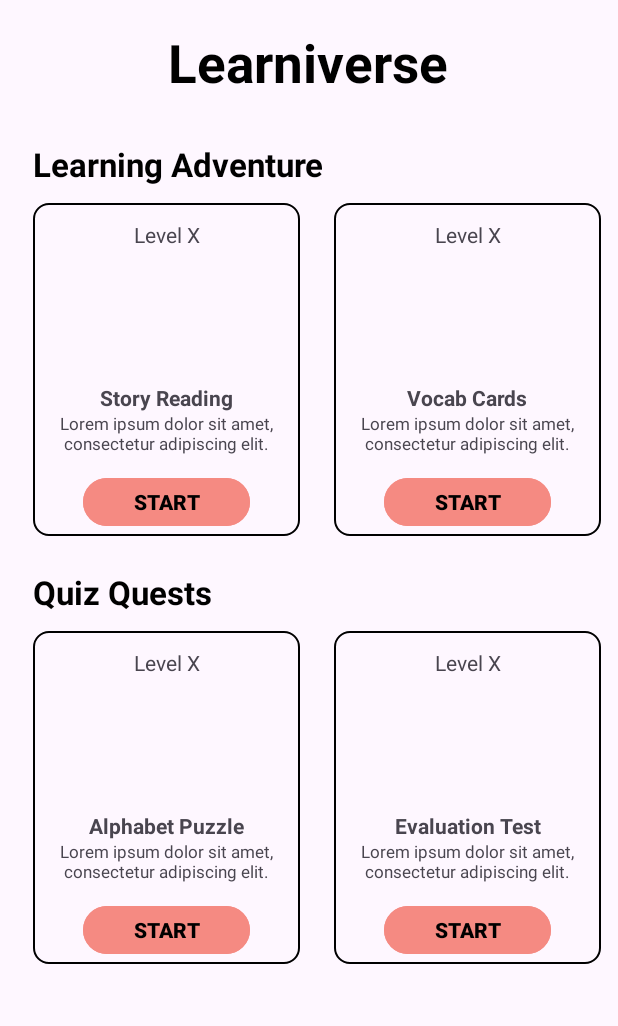
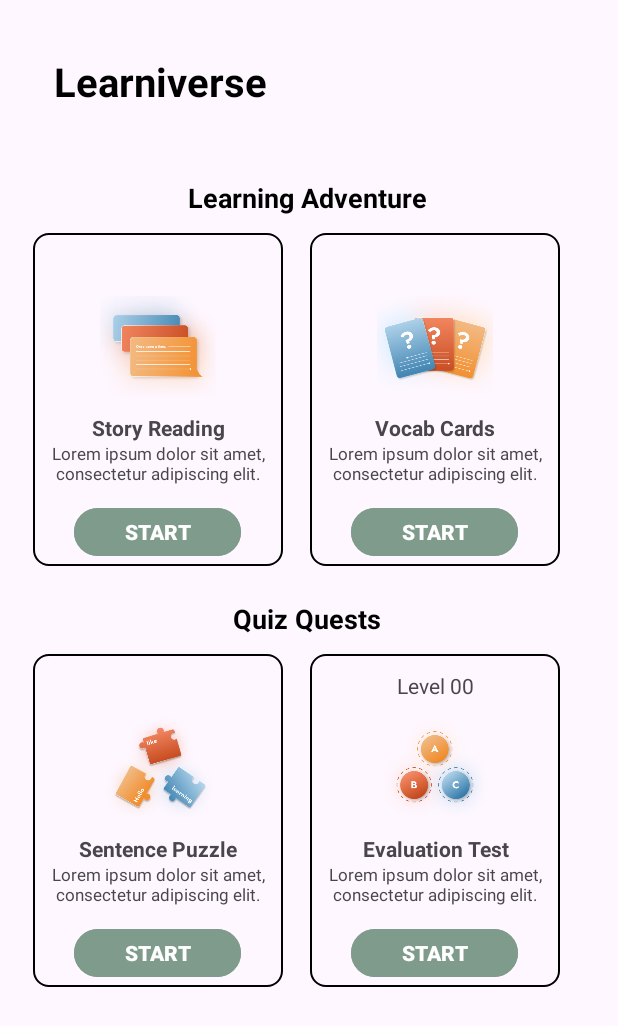
Before and after one commit to axrnsh/Learniverse, an Android app: the activity_home screen opened directly, with no data from a screen before it, on a phone screen of 412 x 824 dp. Shown: the top 1026 px of the screen. Run offline under Robolectric (Android 15) with nearby library versions, the phone set to English and light mode, and no system bars.

Commit message:
update: tambah image + ganti layout
-aurel

```diff
--- a/app/src/main/res/layout/activity_home.xml
+++ b/app/src/main/res/layout/activity_home.xml
@@ -18,16 +18,24 @@
             android:layout_height="wrap_content"
             android:orientation="vertical">
 
-            <TextView
-                android:id="@+id/LogoHome"
+            <LinearLayout
                 android:layout_width="match_parent"
-                android:layout_height="wrap_content"
+                android:layout_height="match_parent"
                 android:layout_margin="8pt"
-                android:textSize="16pt"
-                android:textAlignment="center"
-                android:textStyle="bold"
-                android:textColor="@color/black"
-                android:text="Learniverse" />
+                android:orientation="horizontal">
+
+                <TextView
+                    android:id="@+id/LogoHome"
+                    android:layout_width="wrap_content"
+                    android:layout_height="wrap_content"
+                    android:layout_margin="8pt"
+                    android:text="Learniverse"
+                    android:textColor="@color/black"
+                    android:textSize="12pt"
+                    android:textStyle="bold" />
+
+            </LinearLayout>
+
         </LinearLayout>
 
         <LinearLayout
@@ -45,10 +53,10 @@
                     android:layout_width="match_parent"
                     android:layout_height="wrap_content"
                     android:layout_marginTop="5pt"
-                    android:paddingLeft="10pt"
                     android:text="Learning Adventure"
                     android:textColor="@color/black"
-                    android:textSize="10pt"
+                    android:textSize="8pt"
+                    android:textAlignment="center"
                     android:textStyle="bold" />
 
                 <LinearLayout
@@ -57,7 +65,7 @@
                     android:orientation="horizontal">
 
                     <LinearLayout
-                        android:layout_width="80pt"
+                        android:layout_width="75pt"
                         android:layout_height="100pt"
                         android:layout_marginLeft="10pt"
                         android:layout_marginRight="5pt"
@@ -65,8 +73,8 @@
                         android:orientation="horizontal">
 
                         <LinearLayout
-                            android:layout_width="match_parent"
-                            android:layout_height="wrap_content"
+                            android:layout_width="75pt"
+                            android:layout_height="100pt"
                             android:background="@drawable/rounded_border"
                             android:orientation="vertical">
 
@@ -75,15 +83,22 @@
                                 android:layout_width="match_parent"
                                 android:layout_height="wrap_content"
                                 android:layout_margin="5pt"
-                                android:text="Level X"
+                                android:text=""
                                 android:textAlignment="center" />
+
+                            <ImageView
+                                android:id="@+id/StoryIllus"
+                                android:layout_width="wrap_content"
+                                android:layout_height="30pt"
+                                android:layout_gravity="center"
+                                android:src="@drawable/story_reading_illus" />
 
                             <TextView
                                 android:id="@+id/StoryReading"
                                 android:layout_width="match_parent"
                                 android:layout_height="wrap_content"
+                                android:layout_marginTop="5pt"
                                 android:layout_marginHorizontal="5pt"
-                                android:layout_marginTop="35pt"
                                 android:text="Story Reading"
                                 android:textAlignment="center"
                                 android:textStyle="bold" />
@@ -103,19 +118,19 @@
                                 android:layout_width="50pt"
                                 android:layout_height="18pt"
                                 android:layout_gravity="center"
-                                android:backgroundTint="#F58A82"
+                                android:backgroundTint="#7F9B8C"
                                 android:text="START"
                                 android:layout_marginBottom="2pt"
-                                android:textColor="@color/black"
+                                android:textColor="@color/white"
                                 android:textStyle="bold" />
                         </LinearLayout>
 
                     </LinearLayout>
 
                     <LinearLayout
-                        android:layout_width="80pt"
+                        android:layout_width="75pt"
                         android:layout_height="100pt"
-                        android:layout_marginLeft="5pt"
+                        android:layout_marginLeft="3pt"
                         android:layout_marginRight="5pt"
                         android:layout_marginVertical="5pt"
                         android:orientation="horizontal">
@@ -131,15 +146,22 @@
                                 android:layout_width="match_parent"
                                 android:layout_height="wrap_content"
                                 android:layout_margin="5pt"
-                                android:text="Level X"
+                                android:text=""
                                 android:textAlignment="center" />
+
+                            <ImageView
+                                android:id="@+id/imageView4"
+                                android:layout_width="wrap_content"
+                                android:layout_height="30pt"
+                                android:layout_gravity="center"
+                                android:src="@drawable/vocab_card_illus" />
 
                             <TextView
                                 android:id="@+id/VocabCards"
                                 android:layout_width="match_parent"
                                 android:layout_height="wrap_content"
                                 android:layout_marginHorizontal="5pt"
-                                android:layout_marginTop="35pt"
+                                android:layout_marginTop="5pt"
                                 android:text="Vocab Cards"
                                 android:textAlignment="center"
                                 android:textStyle="bold" />
@@ -160,9 +182,9 @@
                                 android:layout_height="18pt"
                                 android:layout_marginBottom="2pt"
                                 android:layout_gravity="center"
-                                android:backgroundTint="#F58A82"
+                                android:backgroundTint="#7F9B8C"
                                 android:text="START"
-                                android:textColor="@color/black"
+                                android:textColor="@color/white"
                                 android:textStyle="bold" />
                         </LinearLayout>
 
@@ -178,10 +200,10 @@
                 android:layout_width="match_parent"
                 android:layout_height="wrap_content"
                 android:layout_marginTop="5pt"
-                android:paddingLeft="10pt"
                 android:textStyle="bold"
                 android:textColor="@color/black"
-                android:textSize="10pt"
+                android:textSize="8pt"
+                android:textAlignment="center"
                 android:text="Quiz Quests" />
 
             <LinearLayout
@@ -190,7 +212,7 @@
                 android:orientation="horizontal">
 
                 <LinearLayout
-                    android:layout_width="80pt"
+                    android:layout_width="75pt"
                     android:layout_height="100pt"
                     android:layout_marginLeft="10pt"
                     android:layout_marginRight="5pt"
@@ -209,17 +231,24 @@
                             android:layout_height="wrap_content"
                             android:layout_margin="5pt"
                             android:textAlignment="center"
-                            android:text="Level X" />
+                            android:text="" />
+
+                        <ImageView
+                            android:id="@+id/imageView5"
+                            android:layout_width="wrap_content"
+                            android:layout_height="30pt"
+                            android:layout_gravity="center"
+                            android:src="@drawable/sentence_puzzle_illus" />
 
                         <TextView
                             android:id="@+id/AlphabetPuzzle"
                             android:layout_width="match_parent"
                             android:layout_height="wrap_content"
-                            android:layout_marginTop="35pt"
+                            android:layout_marginTop="5pt"
                             android:layout_marginHorizontal="5pt"
                             android:textAlignment="center"
                             android:textStyle="bold"
-                            android:text="Alphabet Puzzle" />
+                            android:text="Sentence Puzzle" />
 
                         <TextView
                             android:id="@+id/DesAlphabet"
@@ -238,17 +267,17 @@
                             android:layout_marginBottom="2pt"
                             android:text="START"
                             android:textStyle="bold"
-                            android:textColor="@color/black"
-                            android:backgroundTint="#F58A82"
+                            android:textColor="@color/white"
+                            android:backgroundTint="#7F9B8C"
                             android:layout_gravity="center" />
                     </LinearLayout>
 
                 </LinearLayout>
 
                 <LinearLayout
-                    android:layout_width="80pt"
+                    android:layout_width="75pt"
                     android:layout_height="100pt"
-                    android:layout_marginLeft="5pt"
+                    android:layout_marginLeft="3pt"
                     android:layout_marginRight="5pt"
                     android:layout_marginVertical="5pt"
                     android:orientation="horizontal">
@@ -265,13 +294,20 @@
                             android:layout_height="wrap_content"
                             android:layout_margin="5pt"
                             android:textAlignment="center"
-                            android:text="Level X" />
+                            android:text="Level 00" />
+
+                        <ImageView
+                            android:id="@+id/imageView6"
+                            android:layout_width="wrap_content"
+                            android:layout_height="30pt"
+                            android:layout_gravity="center"
+                            android:src="@drawable/evaluation_test_illus" />
 
                         <TextView
                             android:id="@+id/EvaluationTest"
                             android:layout_width="match_parent"
                             android:layout_height="wrap_content"
-                            android:layout_marginTop="35pt"
+                            android:layout_marginTop="5pt"
                             android:layout_marginHorizontal="5pt"
                             android:textAlignment="center"
                             android:textStyle="bold"
@@ -294,8 +330,8 @@
                             android:layout_marginBottom="2pt"
                             android:text="START"
                             android:textStyle="bold"
-                            android:textColor="@color/black"
-                            android:backgroundTint="#F58A82"
+                            android:textColor="@color/white"
+                            android:backgroundTint="#7F9B8C"
                             android:layout_gravity="center" />
                     </LinearLayout>
 
```
Also changed, not shown: app/src/main/res/drawable/evaluation_test_illus.png (added), app/src/main/res/drawable/sentence_puzzle_illus.png (added), app/src/main/res/drawable/story_reading_illus.png (added), app/src/main/res/drawable/vocab_card_illus.png (added).
